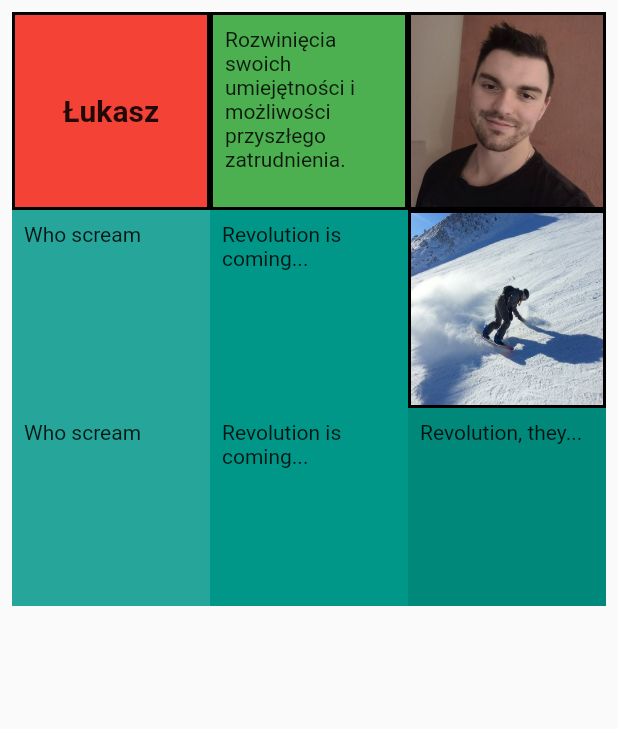
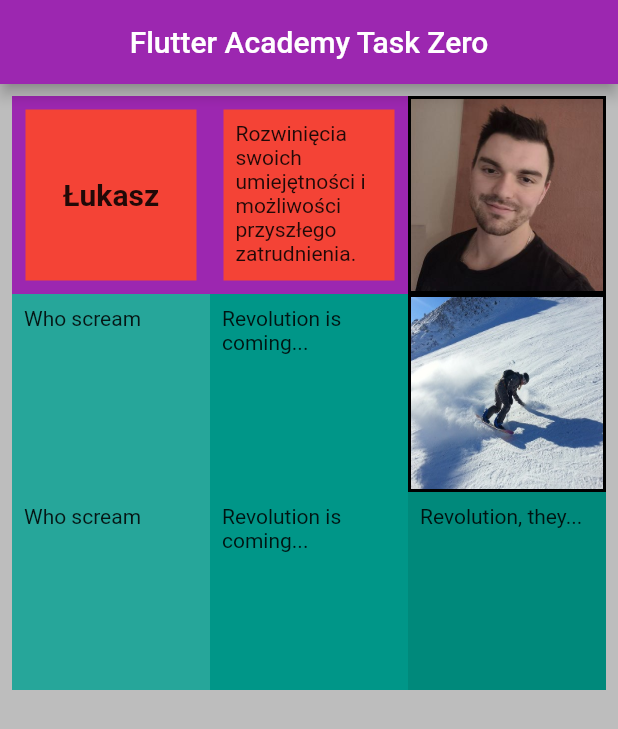
Before and after one commit to LukaszWalencik/lukasz_walencik_flutter_academy_task_zero, a Flutter app: the screen it shows after launch, after a tap on "Łukasz", on a phone screen of 412 x 824 dp. Shown: the top 729 px of the screen. Run offline on Flutter 3.47's test engine with Material 2 defaults, Android fonts, the phone set to English and light mode, and no system bars; our stand-ins replace bloc.

Commit message:
split code into three parts Main.dart = launcher Myapp.dart = Create pulpit widget Pulpit.dart with whole ui
Create pulpit cubit (empty at this moment)

```diff
--- /dev/null
+++ b/lib/features/cubit/pulpit_cubit.dart
@@ -0,0 +1,8 @@
+import 'package:bloc/bloc.dart';
+import 'package:meta/meta.dart';
+
+part 'pulpit_state.dart';
+
+class PulpitCubit extends Cubit<PulpitState> {
+  PulpitCubit() : super(PulpitState());
+}
--- /dev/null
+++ b/lib/features/cubit/pulpit_state.dart
@@ -0,0 +1,4 @@
+part of 'pulpit_cubit.dart';
+
+@immutable
+class PulpitState {}
--- /dev/null
+++ b/lib/features/pulpit.dart
@@ -0,0 +1,144 @@
+import 'package:flutter/material.dart';
+
+class Pulpit extends StatefulWidget {
+  const Pulpit({
+    Key? key,
+  }) : super(key: key);
+
+  @override
+  State<Pulpit> createState() => _PulpitState();
+}
+
+class _PulpitState extends State<Pulpit> {
+  List<Color> colors = [Colors.blue, Colors.black, Colors.green];
+
+  var defaultColor = Colors.amber;
+  final pressedColor1 = Colors.red;
+  final pressedColor2 = Colors.green;
+  final pressedColor3 = Colors.blue;
+  final pressedColor4 = Colors.pink;
+  final pressedColor5 = Colors.yellow;
+
+  var borderWidth = 1.0;
+  final borderWidth1 = 3.0;
+  final borderWidth2 = 5.0;
+  final borderWidth3 = 7.0;
+  final borderWidth4 = 9.0;
+  final borderWidth5 = 9.0;
+
+  var borderColor = Colors.black;
+  final borderColor1 = Colors.green;
+  final borderColor2 = Colors.blue;
+  final borderColor3 = Colors.purple;
+  final borderColor4 = Colors.amber;
+  final borderColor5 = Colors.white;
+
+  @override
+  Widget build(BuildContext context) {
+    return Scaffold(
+        appBar: AppBar(
+          centerTitle: true,
+          backgroundColor: Colors.purple,
+          title: Text('Flutter Academy Task Zero'),
+        ),
+        backgroundColor: Colors.grey[400],
+        body: Padding(
+          padding: const EdgeInsets.all(8.0),
+          child: GridView.count(
+            crossAxisCount: 3,
+            children: [
+              InkWell(
+                onTap: () {
+                  setState(() {
+                    defaultColor = pressedColor1;
+                    borderWidth = borderWidth4;
+                    borderColor = borderColor3;
+                  });
+                },
+                child: Container(
+                  decoration: BoxDecoration(
+                    color: defaultColor,
+                    border: Border.all(width: borderWidth, color: borderColor),
+                  ),
+                  child: const Padding(
+                    padding: EdgeInsets.all(8.0),
+                    child: Center(
+                        child: Text(
+                      "Łukasz",
+                      style:
+                          TextStyle(fontWeight: FontWeight.bold, fontSize: 20),
+                    )),
+                  ),
+                ),
+              ),
+              Container(
+                decoration: BoxDecoration(
+                  color: defaultColor,
+                  border: Border.all(width: borderWidth, color: borderColor),
+                ),
+                padding: const EdgeInsets.all(8),
+                child: InkWell(
+                    onTap: () {
+                      setState(() {
+                        defaultColor = pressedColor2;
+                        borderWidth = borderWidth1;
+                        borderColor = borderColor4;
+                      });
+                    },
+                    child: const Text(
+                        'Rozwinięcia swoich umiejętności i możliwości przyszłego zatrudnienia.')),
+              ),
+              Container(
+                padding: const EdgeInsets.all(8),
+                decoration: BoxDecoration(
+                  border: Border.all(width: 2, color: Colors.black),
+                  image: DecorationImage(
+                    image: AssetImage("images/Foto.jpg"),
+                    fit: BoxFit.fill,
+                  ),
+                ),
+                // child:
+                //     Image(image: AssetImage('images/Foto.jpg'), fit: BoxFit.fill),
+                // color: Colors.teal[300],
+              ),
+              Container(
+                padding: const EdgeInsets.all(8),
+                child: const Text('Who scream'),
+                color: Colors.teal[400],
+              ),
+              Container(
+                padding: const EdgeInsets.all(8),
+                child: const Text('Revolution is coming...'),
+                color: Colors.teal[500],
+              ),
+              Container(
+                padding: const EdgeInsets.all(8),
+                decoration: BoxDecoration(
+                  border: Border.all(width: 2, color: Colors.black),
+                  image: DecorationImage(
+                    image: AssetImage("images/snowboard.jpg"),
+                    fit: BoxFit.fill,
+                  ),
+                ),
+              ),
+              Container(
+                padding: const EdgeInsets.all(8),
+                child: const Text('Who scream'),
+                color: Colors.teal[400],
+              ),
+              Container(
+                padding: const EdgeInsets.all(8),
+                child: const Text('Revolution is coming...'),
+                color: Colors.teal[500],
+              ),
+              Container(
+                padding: const EdgeInsets.all(8),
+                child: const Text('Revolution, they...'),
+                color: Colors.teal[600],
+              ),
+            ],
+            // children: [],
+          ),
+        ));
+  }
+}
--- a/lib/main.dart
+++ b/lib/main.dart
@@ -1,131 +1,6 @@
 import 'package:flutter/material.dart';
+import 'package:lukasz_walencik_flutter_academy_task_zero/myapp.dart';
 
 void main() {
   runApp(const MyApp());
 }
-
-class MyApp extends StatelessWidget {
-  const MyApp({Key? key}) : super(key: key);
-
-  @override
-  Widget build(BuildContext context) {
-    return MaterialApp(
-      title: 'Flutter Demo',
-      theme: ThemeData(
-        primarySwatch: Colors.blue,
-      ),
-      home: const Pulpit(),
-    );
-  }
-}
-
-class Pulpit extends StatefulWidget {
-  const Pulpit({
-    Key? key,
-  }) : super(key: key);
-
-  @override
-  State<Pulpit> createState() => _PulpitState();
-}
-
-class _PulpitState extends State<Pulpit> {
-  List<Color> colors = [Colors.blue, Colors.black, Colors.green];
-  var color = Colors.amber;
-  final defaultColor = Colors.teal[100];
-  final pressedColor = Colors.red;
-  @override
-  Widget build(BuildContext context) {
-    return Scaffold(
-        body: Padding(
-      padding: const EdgeInsets.all(8.0),
-      child: GridView.count(
-        crossAxisCount: 3,
-        children: [
-          InkWell(
-            onTap: () {
-              setState(() {
-                color = pressedColor;
-              });
-            },
-            child: Container(
-              decoration: BoxDecoration(
-                color: color,
-                border: Border.all(width: 2, color: Colors.black),
-              ),
-              child: const Padding(
-                padding: EdgeInsets.all(8.0),
-                child: Center(
-                    child: Text(
-                  "Łukasz",
-                  style: TextStyle(fontWeight: FontWeight.bold, fontSize: 20),
-                )),
-              ),
-            ),
-          ),
-          Container(
-            decoration: BoxDecoration(
-              color: colors[2],
-              border: Border.all(width: 2, color: Colors.black),
-            ),
-            padding: const EdgeInsets.all(8),
-            child: InkWell(
-                onTap: () {
-                  setState(() {});
-                },
-                child: const Text(
-                    'Rozwinięcia swoich umiejętności i możliwości przyszłego zatrudnienia.')),
-          ),
-          Container(
-            padding: const EdgeInsets.all(8),
-            decoration: BoxDecoration(
-              border: Border.all(width: 2, color: Colors.black),
-              image: DecorationImage(
-                image: AssetImage("images/Foto.jpg"),
-                fit: BoxFit.fill,
-              ),
-            ),
-            // child:
-            //     Image(image: AssetImage('images/Foto.jpg'), fit: BoxFit.fill),
-            // color: Colors.teal[300],
-          ),
-          Container(
-            padding: const EdgeInsets.all(8),
-            child: const Text('Who scream'),
-            color: Colors.teal[400],
-          ),
-          Container(
-            padding: const EdgeInsets.all(8),
-            child: const Text('Revolution is coming...'),
-            color: Colors.teal[500],
-          ),
-          Container(
-            padding: const EdgeInsets.all(8),
-            decoration: BoxDecoration(
-              border: Border.all(width: 2, color: Colors.black),
-              image: DecorationImage(
-                image: AssetImage("images/snowboard.jpg"),
-                fit: BoxFit.fill,
-              ),
-            ),
-          ),
-          Container(
-            padding: const EdgeInsets.all(8),
-            child: const Text('Who scream'),
-            color: Colors.teal[400],
-          ),
-          Container(
-            padding: const EdgeInsets.all(8),
-            child: const Text('Revolution is coming...'),
-            color: Colors.teal[500],
-          ),
-          Container(
-            padding: const EdgeInsets.all(8),
-            child: const Text('Revolution, they...'),
-            color: Colors.teal[600],
-          ),
-        ],
-        // children: [],
-      ),
-    ));
-  }
-}
--- /dev/null
+++ b/lib/myapp.dart
@@ -0,0 +1,13 @@
+import 'package:flutter/material.dart';
+import 'package:lukasz_walencik_flutter_academy_task_zero/features/pulpit.dart';
+
+class MyApp extends StatelessWidget {
+  const MyApp({Key? key}) : super(key: key);
+
+  @override
+  Widget build(BuildContext context) {
+    return MaterialApp(
+      home: Pulpit(),
+    );
+  }
+}
--- a/pubspec.yaml
+++ b/pubspec.yaml
@@ -34,6 +34,7 @@ dependencies:
   # The following adds the Cupertino Icons font to your application.
   # Use with the CupertinoIcons class for iOS style icons.
   cupertino_icons: ^1.0.2
+  flutter_bloc: ^8.0.1
 
 dev_dependencies:
   flutter_test:
```
Also changed, not shown: pubspec.lock, 1 other file.
